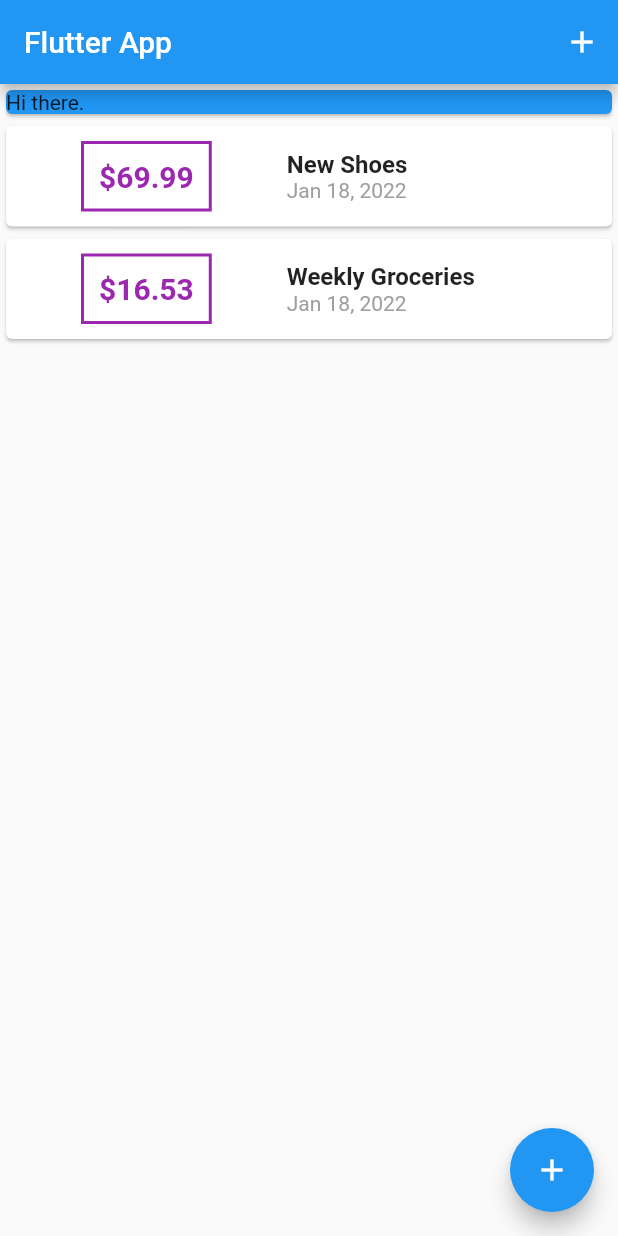
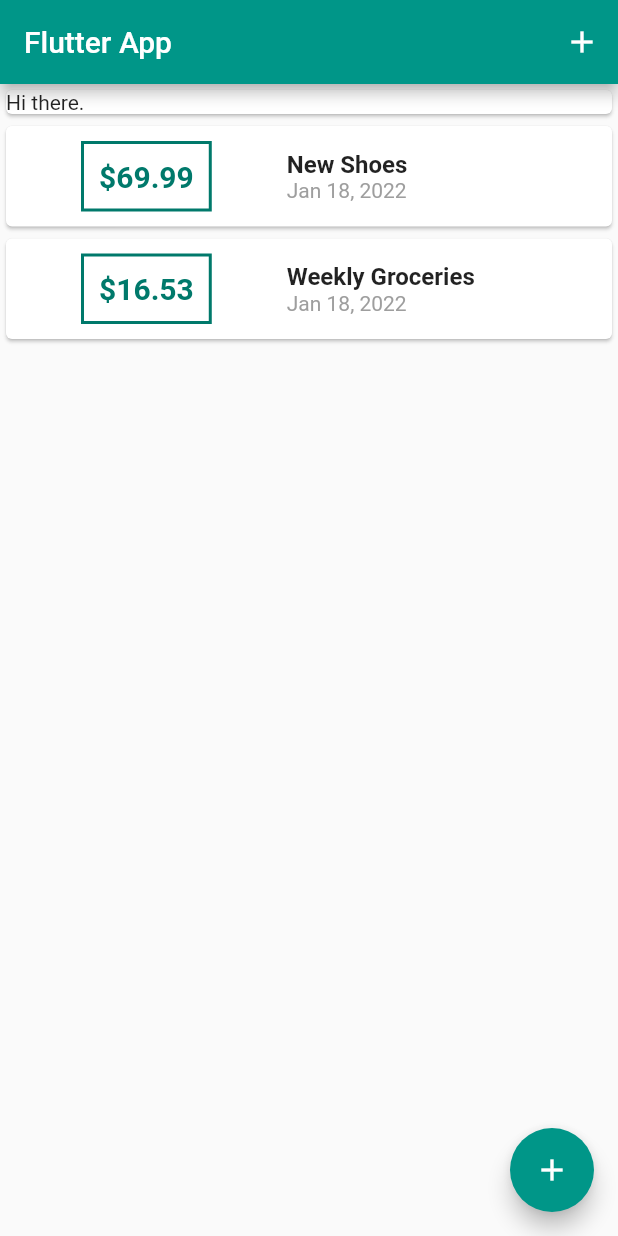
Before and after one commit to jacoberick/Finance-App, a Flutter app: the screen it shows after launch, on a phone screen of 412 x 824 dp. Run offline on Flutter 3.47's test engine with Material 2 defaults, Android fonts, the phone set to English and light mode, and no system bars.

Commit message:
started theme

```diff
--- a/lib/main.dart
+++ b/lib/main.dart
@@ -12,10 +12,13 @@ class MyApp extends StatelessWidget {
 
   @override
   Widget build(BuildContext context) {
-    return const MaterialApp(
+    return MaterialApp(
         debugShowCheckedModeBanner: false,
-        title: 'Flutter App',
-        home: MyHomePage());
+        title: 'Personal Expenses',
+        theme: ThemeData(
+          primarySwatch: Colors.teal,
+        ),
+        home: const MyHomePage());
   }
 }
 
@@ -84,7 +87,6 @@ class _MyHomePageState extends State<MyHomePage> {
             const SizedBox(
               width: double.infinity,
               child: Card(
-                color: Colors.blue,
                 child: Text('Hi there.'),
               ),
             ),
--- a/lib/widgets/new_transaction.dart
+++ b/lib/widgets/new_transaction.dart
@@ -51,7 +51,7 @@ class _NewTransactionState extends State<NewTransaction> {
             ),
             TextButton(
               child: const Text('Add Transaction'),
-              style: TextButton.styleFrom(primary: Colors.purple),
+              style: TextButton.styleFrom(primary: Colors.teal),
               onPressed: submitData,
             ),
           ],
--- a/lib/widgets/transaction_list.dart
+++ b/lib/widgets/transaction_list.dart
@@ -22,14 +22,15 @@ class TransactionList extends StatelessWidget {
                   margin:
                       const EdgeInsets.symmetric(vertical: 10, horizontal: 50),
                   decoration: BoxDecoration(
-                      border: Border.all(color: Colors.purple, width: 2)),
+                      border: Border.all(
+                          color: Theme.of(context).primaryColorDark, width: 2)),
                   padding: const EdgeInsets.all(10),
                   child: Text(
                     '\$${transactions[index].amount.toStringAsFixed(2)}',
-                    style: const TextStyle(
+                    style: TextStyle(
                         fontWeight: FontWeight.bold,
                         fontSize: 20,
-                        color: Colors.purple),
+                        color: Theme.of(context).primaryColorDark),
                   ),
                 ),
                 Column(
```
